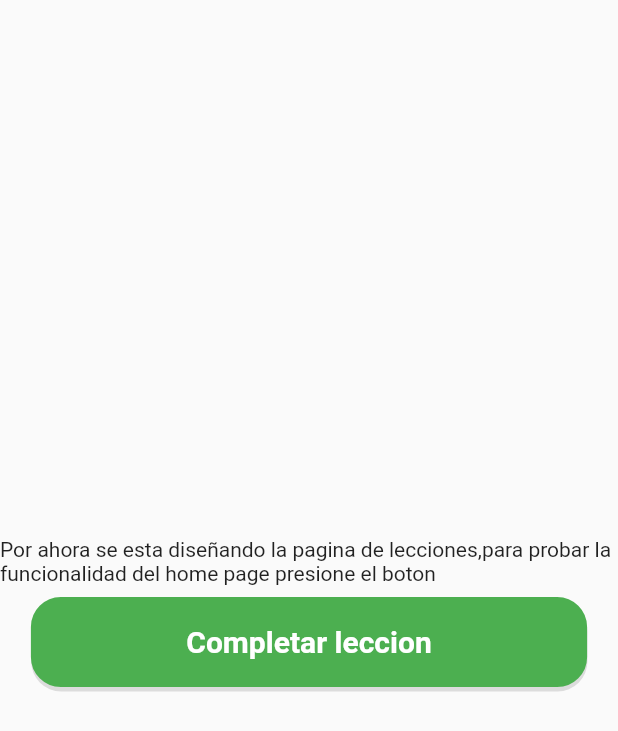
After one commit to PACOdergod/duo2, a Flutter app: the LessonAuxiliar screen opened directly, on a phone screen of 412 x 824 dp. The commit adds this screen. Shown: the top 731 px of the screen. Run offline on Flutter 3.47's test engine with Material 2 defaults, Android fonts, the phone set to English and light mode, and no system bars; our stand-ins replace get.

Commit message:
done:navegacion basica

```diff
--- a/lib/src/pages/auth_page.dart
+++ b/lib/src/pages/auth_page.dart
@@ -2,6 +2,8 @@ import 'package:duo2/src/widgets/principal_button.dart';
 import 'package:flutter/material.dart';
 import 'package:get/get.dart';
 
+//TODO: verificar que el usuario ya haya iniciado sesion
+// si es asi enviar directo al home
 class AuthPage extends StatelessWidget {
 
   @override
--- /dev/null
+++ b/lib/src/pages/lesson_aux.dart
@@ -0,0 +1,29 @@
+import 'package:duo2/src/pages/home_page.dart';
+import 'package:duo2/src/widgets/principal_button.dart';
+import 'package:flutter/material.dart';
+import 'package:get/get.dart';
+
+class LessonAuxiliar extends StatelessWidget {
+
+  @override
+  Widget build(BuildContext context) {
+    return Scaffold(
+      body: Column(
+        mainAxisAlignment: MainAxisAlignment.center,
+        children: [
+          Text("Por ahora se esta diseñando la pagina de lecciones,"+
+          "para probar la funcionalidad del home page presione el boton"),
+          PrincipalButton(
+            text: "Completar leccion",
+            onTap: () {
+              // TODO:
+              // incrementar el numero de lecciones completadas en esta unidad
+              // redibujar el homepage
+              Get.to(()=> HomePage());
+            },
+          ),
+        ],
+      ),
+    );
+  }
+}
```
Also changed, not shown: lib/src/pages/home_page.dart (+8 -0 lines), lib/src/pages/login_page.dart (+34 -5 lines).
